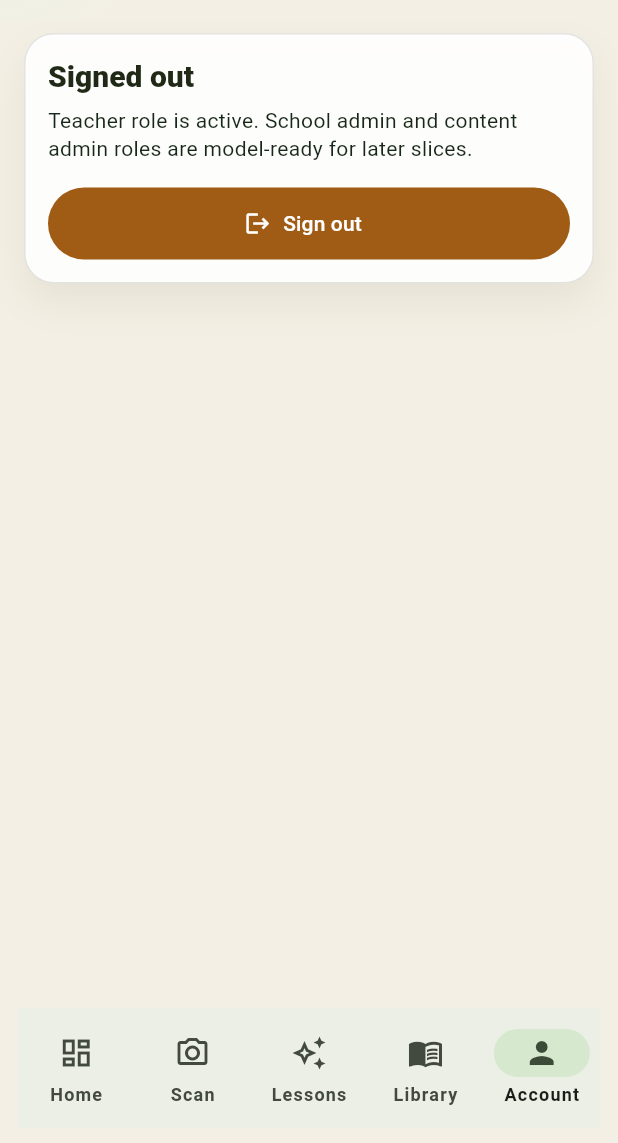
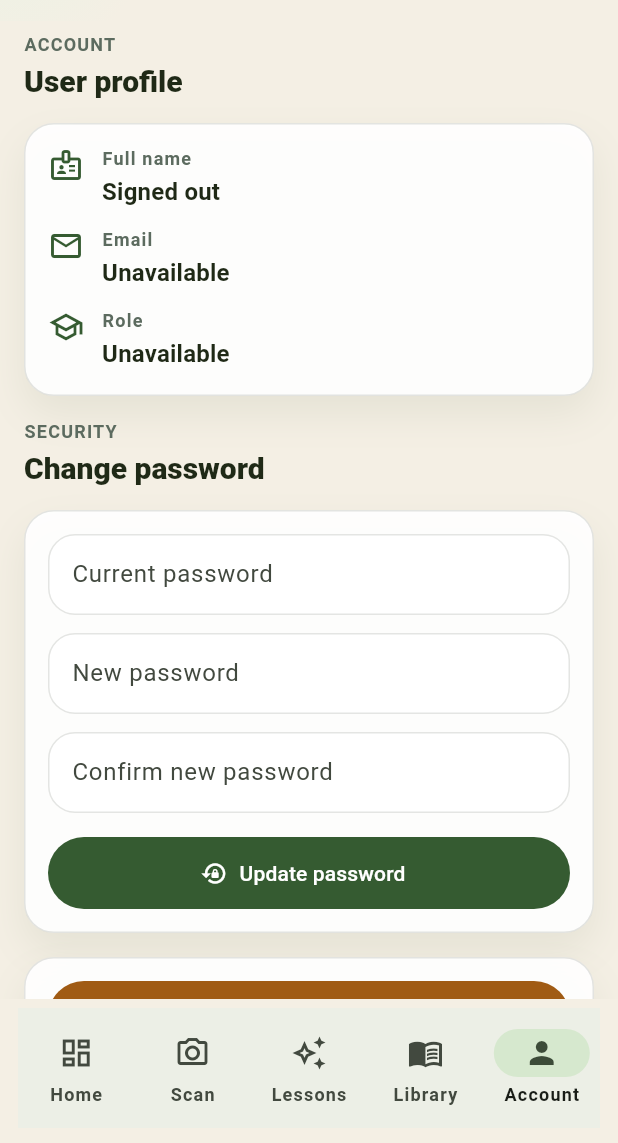
Before and after one commit to SunnyYeahBoiii/macgyver-classroom, a Flutter app: the AccountScreen screen opened by its route, on a phone screen of 412 x 824 dp, the part 93-1236 px from its top. Run offline on Flutter 3.47's test engine with Material 3 defaults, Android fonts, the phone set to English and light mode, and no system bars; our stand-ins replace flutter_secure_storage, go_router, image_picker; accounts and stored records are empty; Roboto replaces fonts that are missing (System).

Commit message:
Add mobile account profile screen updates

```diff
--- a/apps/mobile/lib/src/features/mvp_screens.dart
+++ b/apps/mobile/lib/src/features/mvp_screens.dart
@@ -2027,8 +2027,81 @@ class _FeedbackSheetState extends State<_FeedbackSheet> {
   }
 }
 
-class AccountScreen extends StatelessWidget {
+class AccountScreen extends StatefulWidget {
   const AccountScreen({super.key});
+
+  @override
+  State<AccountScreen> createState() => _AccountScreenState();
+}
+
+class _AccountScreenState extends State<AccountScreen> {
+  final _currentPassword = TextEditingController();
+  final _newPassword = TextEditingController();
+  final _confirmPassword = TextEditingController();
+  String? _passwordError;
+  String? _passwordSuccess;
+  var _changingPassword = false;
+
+  @override
+  void dispose() {
+    _currentPassword.dispose();
+    _newPassword.dispose();
+    _confirmPassword.dispose();
+    super.dispose();
+  }
+
+  Future<void> _changePassword() async {
+    final currentPassword = _currentPassword.text;
+    final newPassword = _newPassword.text;
+    final confirmPassword = _confirmPassword.text;
+
+    setState(() {
+      _passwordError = null;
+      _passwordSuccess = null;
+    });
+
+    if (currentPassword.isEmpty ||
+        newPassword.isEmpty ||
+        confirmPassword.isEmpty) {
+      setState(() => _passwordError = 'All password fields are required.');
+      return;
+    }
+    if (newPassword.length < 8) {
+      setState(
+        () => _passwordError = 'Password must be at least 8 characters.',
+      );
+      return;
+    }
+    if (newPassword != confirmPassword) {
+      setState(() => _passwordError = 'New passwords do not match.');
+      return;
+    }
+
+    setState(() => _changingPassword = true);
+    try {
+      final deps = AppScope.of(context);
+      await deps.authController.changePassword(
+        currentPassword: currentPassword,
+        newPassword: newPassword,
+      );
+      deps.analyticsRepository.track('password_changed');
+      _currentPassword.clear();
+      _newPassword.clear();
+      _confirmPassword.clear();
+      if (mounted) setState(() => _passwordSuccess = 'Password updated.');
+    } on AuthException catch (error) {
+      if (mounted) setState(() => _passwordError = error.message);
+    } catch (_) {
+      if (mounted) {
+        setState(
+          () => _passwordError =
+              'Could not update password. Check details and try again.',
+        );
+      }
+    } finally {
+      if (mounted) setState(() => _changingPassword = false);
+    }
+  }
 
   @override
   Widget build(BuildContext context) {
@@ -2038,30 +2111,97 @@ class AccountScreen extends StatelessWidget {
       activeRoute: '/account',
       child: McScroll(
         children: [
+          const McSectionHeader(eyebrow: 'Account', title: 'User profile'),
           McCard(
             child: ValueListenableBuilder<AuthState>(
               valueListenable: deps.authController,
-              builder: (context, state, _) => Column(
-                crossAxisAlignment: CrossAxisAlignment.stretch,
-                children: [
-                  Text(
-                    state.session?.email ?? 'Signed out',
-                    style: Theme.of(context).textTheme.titleLarge,
-                  ),
-                  const SizedBox(height: 8),
-                  const Text(
-                    'Teacher role is active. School admin and content admin roles are model-ready for later slices.',
-                  ),
-                  const SizedBox(height: 16),
-                  McButton(
-                    key: const ValueKey('account_sign_out'),
-                    label: 'Sign out',
-                    icon: Icons.logout,
-                    warning: true,
-                    onPressed: () => deps.authController.signOut(),
+              builder: (context, state, _) {
+                final session = state.session;
+                return Column(
+                  children: [
+                    _AccountDetailRow(
+                      label: 'Full name',
+                      value: session?.fullName ?? 'Signed out',
+                      icon: Icons.badge_outlined,
+                    ),
+                    const SizedBox(height: 12),
+                    _AccountDetailRow(
+                      label: 'Email',
+                      value: session?.email ?? 'Unavailable',
+                      icon: Icons.mail_outline,
+                    ),
+                    const SizedBox(height: 12),
+                    _AccountDetailRow(
+                      label: 'Role',
+                      value: session?.role == 'teacher'
+                          ? 'Teacher'
+                          : session?.role ?? 'Unavailable',
+                      icon: Icons.school_outlined,
+                    ),
+                  ],
+                );
+              },
+            ),
+          ),
+          const McSectionHeader(eyebrow: 'Security', title: 'Change password'),
+          McCard(
+            child: Column(
+              children: [
+                TextField(
+                  key: const ValueKey('account_current_password'),
+                  controller: _currentPassword,
+                  obscureText: true,
+                  decoration: const InputDecoration(
+                    labelText: 'Current password',
+                  ),
+                ),
+                const SizedBox(height: 12),
+                TextField(
+                  key: const ValueKey('account_new_password'),
+                  controller: _newPassword,
+                  obscureText: true,
+                  decoration: const InputDecoration(labelText: 'New password'),
+                ),
+                const SizedBox(height: 12),
+                TextField(
+                  key: const ValueKey('account_confirm_password'),
+                  controller: _confirmPassword,
+                  obscureText: true,
+                  decoration: const InputDecoration(
+                    labelText: 'Confirm new password',
+                  ),
+                ),
+                if (_passwordError != null || _passwordSuccess != null) ...[
+                  const SizedBox(height: 12),
+                  McBadge(
+                    label: _passwordSuccess ?? _passwordError!,
+                    tone: _passwordSuccess == null
+                        ? McBadgeTone.danger
+                        : McBadgeTone.good,
+                    icon: _passwordSuccess == null
+                        ? Icons.error_outline
+                        : Icons.check_circle_outline,
                   ),
                 ],
-              ),
+                const SizedBox(height: 16),
+                McButton(
+                  key: const ValueKey('account_change_password'),
+                  label: _changingPassword
+                      ? 'Updating password...'
+                      : 'Update password',
+                  icon: Icons.lock_reset,
+                  onPressed: _changingPassword ? null : _changePassword,
+                ),
+              ],
+            ),
+          ),
+          McCard(
+            child: McButton(
+              key: const ValueKey('account_sign_out'),
+              label: 'Sign out',
+              icon: Icons.logout,
+              warning: true,
+              onPressed: () => deps.authController.signOut(),
             ),
           ),
         ],
@@ -2069,3 +2209,42 @@ class AccountScreen extends StatelessWidget {
     );
   }
 }
+
+class _AccountDetailRow extends StatelessWidget {
+  const _AccountDetailRow({
+    required this.label,
+    required this.value,
+    required this.icon,
+  });
+
+  final String label;
+  final String value;
+  final IconData icon;
+
+  @override
+  Widget build(BuildContext context) {
+    final theme = Theme.of(context).textTheme;
+    return Row(
+      crossAxisAlignment: CrossAxisAlignment.start,
+      children: [
+        Icon(icon, color: McColors.green),
+        const SizedBox(width: 12),
+        Expanded(
+          child: Column(
+            crossAxisAlignment: CrossAxisAlignment.start,
+            children: [
+              Text(label, style: theme.labelMedium),
+              const SizedBox(height: 2),
+              Text(
+                value,
+                style: theme.titleMedium,
+                overflow: TextOverflow.ellipsis,
+                maxLines: 2,
+              ),
+            ],
+          ),
+        ),
+      ],
+    );
+  }
+}
```
Also changed, not shown: 1 other file.
